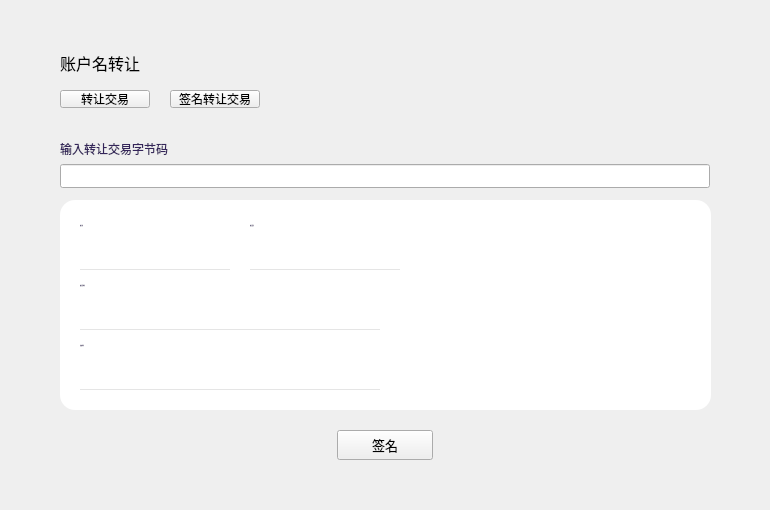
First picture: the form in LNKWallet/nameTransfer/NameTransferPage.ui, repository HcashOrg/hx-indicator, before the edit.
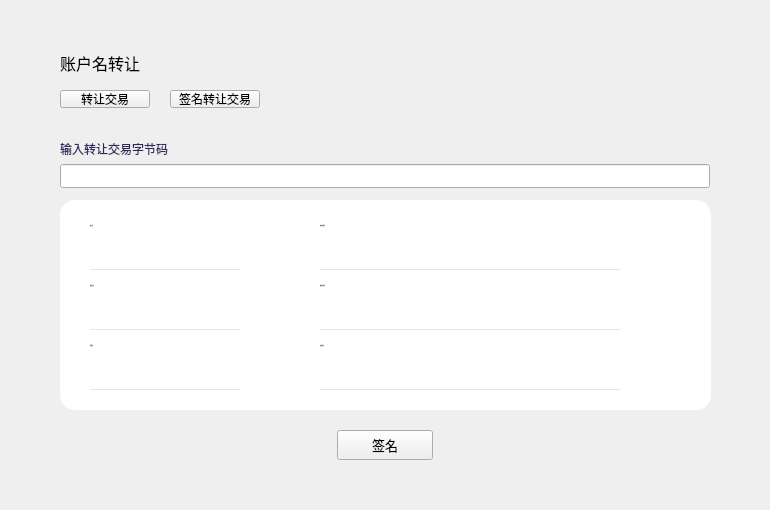
Second picture: the form after the edit. The open tabs and pages were chosen to show the change.

Commit message: modify create multisig address

Patch:
```diff
--- a/LNKWallet/nameTransfer/NameTransferPage.ui
+++ b/LNKWallet/nameTransfer/NameTransferPage.ui
@@ -337,7 +337,7 @@
      <widget class="QLabel" name="label_3">
       <property name="geometry">
        <rect>
-        <x>20</x>
+        <x>30</x>
         <y>10</y>
         <width>100</width>
         <height>30</height>
@@ -362,7 +362,7 @@
      <widget class="QLabel" name="fromLabel">
       <property name="geometry">
        <rect>
-        <x>20</x>
+        <x>30</x>
         <y>40</y>
         <width>150</width>
         <height>30</height>
@@ -393,7 +393,7 @@
      <widget class="QLabel" name="sendtoLabel">
       <property name="geometry">
        <rect>
-        <x>20</x>
+        <x>260</x>
         <y>100</y>
         <width>300</width>
         <height>30</height>
@@ -424,7 +424,7 @@
      <widget class="QLabel" name="label_2">
       <property name="geometry">
        <rect>
-        <x>20</x>
+        <x>260</x>
         <y>70</y>
         <width>100</width>
         <height>30</height>
@@ -449,8 +449,8 @@
      <widget class="QLabel" name="amountLabel">
       <property name="geometry">
        <rect>
-        <x>190</x>
-        <y>40</y>
+        <x>30</x>
+        <y>100</y>
         <width>150</width>
         <height>30</height>
        </rect>
@@ -477,20 +477,10 @@
        <set>Qt::LinksAccessibleByMouse|Qt::TextSelectableByMouse</set>
       </property>
      </widget>
-     <widget class="QStackedWidget" name="feeStackedWidget">
-      <property name="geometry">
-       <rect>
-        <x>370</x>
-        <y>10</y>
-        <width>240</width>
-        <height>121</height>
-       </rect>
-      </property>
-     </widget>
      <widget class="QLabel" name="expirationLabel">
       <property name="geometry">
        <rect>
-        <x>20</x>
+        <x>260</x>
         <y>160</y>
         <width>300</width>
         <height>30</height>
@@ -521,8 +511,8 @@
      <widget class="QLabel" name="label_4">
       <property name="geometry">
        <rect>
-        <x>190</x>
-        <y>10</y>
+        <x>30</x>
+        <y>70</y>
         <width>100</width>
         <height>30</height>
        </rect>
@@ -546,7 +536,7 @@
      <widget class="QLabel" name="label_5">
       <property name="geometry">
        <rect>
-        <x>20</x>
+        <x>260</x>
         <y>130</y>
         <width>100</width>
         <height>30</height>
@@ -568,6 +558,118 @@
        <set>Qt::AlignLeading|Qt::AlignLeft|Qt::AlignVCenter</set>
       </property>
      </widget>
+     <widget class="QLabel" name="fromAddressLabel">
+      <property name="geometry">
+       <rect>
+        <x>260</x>
+        <y>40</y>
+        <width>300</width>
+        <height>30</height>
+       </rect>
+      </property>
+      <property name="font">
+       <font>
+        <family>微软雅黑 Light</family>
+        <pointsize>-1</pointsize>
+        <weight>50</weight>
+        <italic>false</italic>
+        <bold>false</bold>
+       </font>
+      </property>
+      <property name="styleSheet">
+       <string notr="true">QLabel{border-top:none;border-left:none;border-right:none;border-bottom:1px solid rgb(229,229,229);font: 13px &quot;微软雅黑 Light&quot;;color: rgb(51, 51, 51);padding:0px 0px 0px 5px;}</string>
+      </property>
+      <property name="text">
+       <string/>
+      </property>
+      <property name="alignment">
+       <set>Qt::AlignLeading|Qt::AlignLeft|Qt::AlignVCenter</set>
+      </property>
+      <property name="textInteractionFlags">
+       <set>Qt::LinksAccessibleByMouse|Qt::TextSelectableByMouse</set>
+      </property>
+     </widget>
+     <widget class="QLabel" name="label_6">
+      <property name="geometry">
+       <rect>
+        <x>260</x>
+        <y>10</y>
+        <width>100</width>
+        <height>30</height>
+       </rect>
+      </property>
+      <property name="font">
+       <font>
+        <family>微软雅黑</family>
+        <pointsize>-1</pointsize>
+        <weight>50</weight>
+        <italic>false</italic>
+        <bold>false</bold>
+       </font>
+      </property>
+      <property name="text">
+       <string>转让者地址</string>
+      </property>
+      <property name="alignment">
+       <set>Qt::AlignLeading|Qt::AlignLeft|Qt::AlignVCenter</set>
+      </property>
+     </widget>
+     <widget class="QLabel" name="feeLabel">
+      <property name="geometry">
+       <rect>
+        <x>30</x>
+        <y>160</y>
+        <width>150</width>
+        <height>30</height>
+       </rect>
+      </property>
+      <property name="font">
+       <font>
+        <family>微软雅黑 Light</family>
+        <pointsize>-1</pointsize>
+        <weight>50</weight>
+        <italic>false</italic>
+        <bold>false</bold>
+       </font>
+      </property>
+      <property name="styleSheet">
+       <string notr="true">QLabel{border-top:none;border-left:none;border-right:none;border-bottom:1px solid rgb(229,229,229);font: 13px &quot;微软雅黑 Light&quot;;color: rgb(51, 51, 51);padding:0px 0px 0px 5px;}</string>
+      </property>
+      <property name="text">
+       <string/>
+      </property>
+      <property name="alignment">
+       <set>Qt::AlignLeading|Qt::AlignLeft|Qt::AlignVCenter</set>
+      </property>
+      <property name="textInteractionFlags">
+       <set>Qt::LinksAccessibleByMouse|Qt::TextSelectableByMouse</set>
+      </property>
+     </widget>
+     <widget class="QLabel" name="label_7">
+      <property name="geometry">
+       <rect>
+        <x>30</x>
+        <y>130</y>
+        <width>100</width>
+        <height>30</height>
+       </rect>
+      </property>
+      <property name="font">
+       <font>
+        <family>微软雅黑</family>
+        <pointsize>-1</pointsize>
+        <weight>50</weight>
+        <italic>false</italic>
+        <bold>false</bold>
+       </font>
+      </property>
+      <property name="text">
+       <string>手续费</string>
+      </property>
+      <property name="alignment">
+       <set>Qt::AlignLeading|Qt::AlignLeft|Qt::AlignVCenter</set>
+      </property>
+     </widget>
     </widget>
     <zorder>widget</zorder>
     <zorder>label</zorder>
```
Left out of the diff: 15 changed lines with no effect on the pictures. The commit also changes 15 other files.
